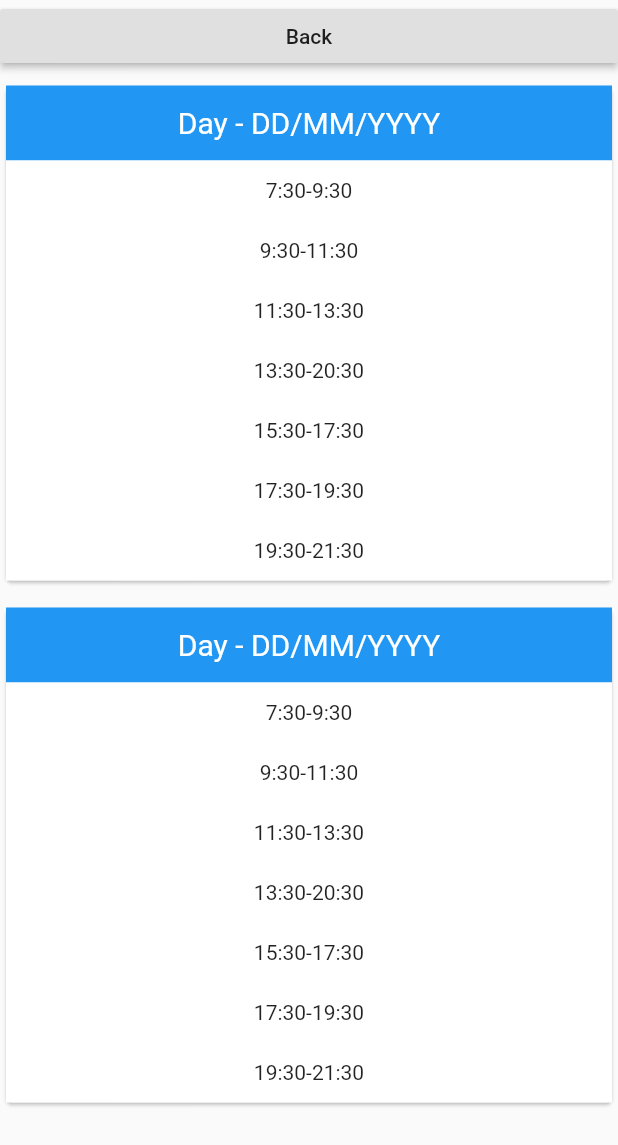
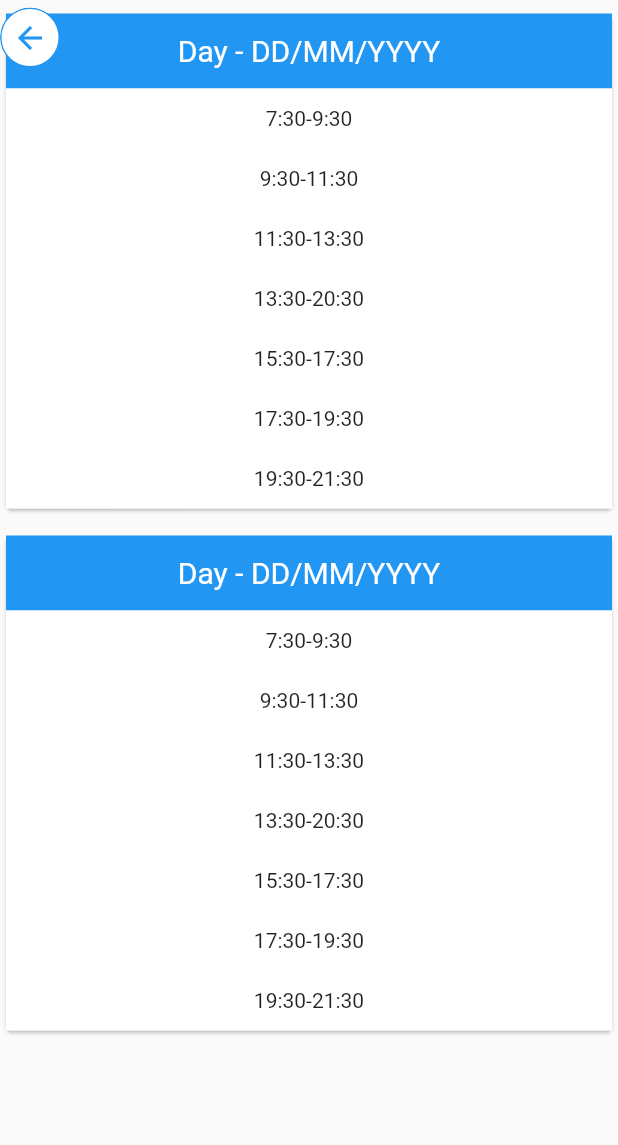
Before and after one commit to cos301-2019-se/ERP-Ranger-Mobile-Application, a Flutter app: the DSScreen widget shown alone on an empty page, opened directly, on a phone screen of 412 x 824 dp. Shown: the top 1145 px of the screen. Run offline on Flutter 3.47's test engine with Material 2 defaults, Android fonts, the phone set to English and light mode, and no system bars.

Commit message:
Changed Back button

```diff
--- a/erp_ranger_app/lib/screens/ShiftsScreens/dayShifts.dart
+++ b/erp_ranger_app/lib/screens/ShiftsScreens/dayShifts.dart
@@ -20,13 +20,11 @@ class DSState extends State<DSScreen>{
   @override
   Widget build(BuildContext context) {
     // TODO: implement build
-    return Scaffold(
-        body: ListView(
+    return Stack(
+        children: <Widget>[
+        ListView(
         children : <Widget>[
-          Container(
-              child: RaisedButton(onPressed: goBack,
-                child: Text("Back"),)
-          ),
+
           Container(margin: new EdgeInsets.symmetric(vertical:5.0),child:
           Card(child: _sizedCardDS(context, "Day - DD/MM/YYYY")),
           ),
@@ -34,7 +32,32 @@ class DSState extends State<DSScreen>{
           Card(child: _sizedCardDS(context, "Day - DD/MM/YYYY")),
           ),
 
-        ]));
+        ]),
+        PreferredSize(child: Container(
+            decoration : BoxDecoration(color: Colors.transparent) ,height: 50,child: Column(
+          mainAxisAlignment: MainAxisAlignment.center,
+          crossAxisAlignment: CrossAxisAlignment.start,
+          children: <Widget>[
+
+            GestureDetector(
+              onTap: goBack,
+              child: ClipOval(
+                child: Container(
+
+                decoration: BoxDecoration(borderRadius: BorderRadius.circular(25.0), border: Border.all(color: Colors.blue,width: 1.0), color: Colors.white),
+
+                height: 40.0,
+                width: 40.0,
+                child: Center(
+                  child:  Icon(Icons.arrow_back, color: Colors.blue,),
+                ),
+              ),
+            ))
+
+
+          ],
+        )), preferredSize: Size.fromHeight(50.0),)
+        ]);
   }
 
 }
```
Also changed, not shown: erp_ranger_app/lib/screens/ShiftsScreens/indivShift.dart (+30 -7 lines).
